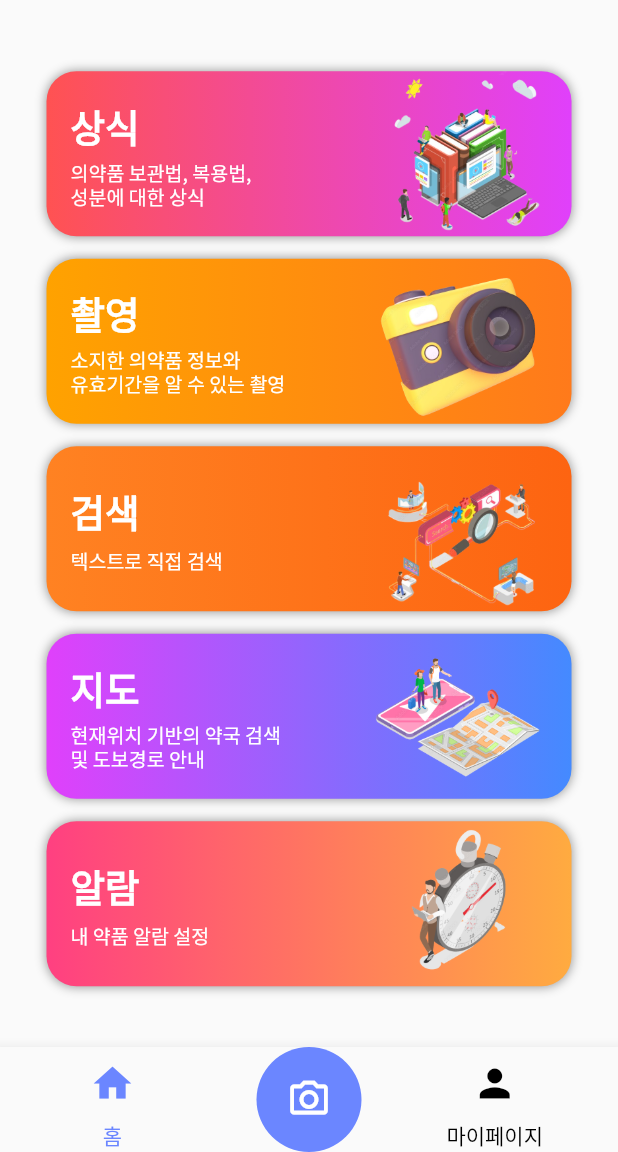
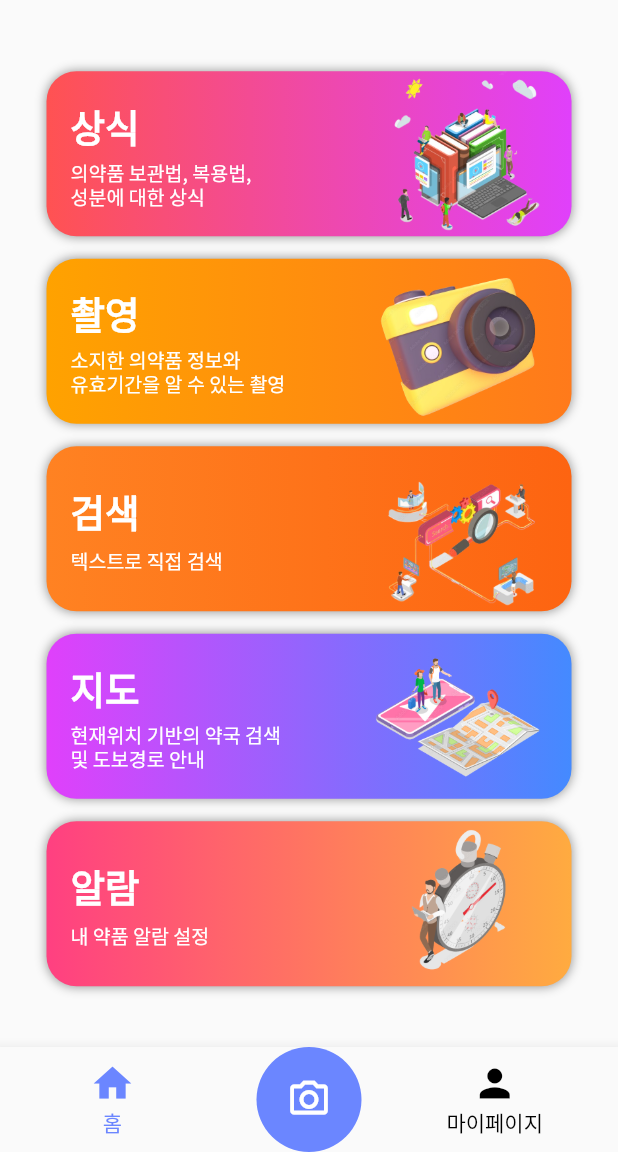
Before and after one commit to GDSC-SWU/2023-Medisight-SolutionChallenge, a Flutter app: the BottomNavi screen opened directly, on a phone screen of 412 x 824 dp, the part 84-1236 px from its top. Run offline on Flutter 3.47's test engine with Material 2 defaults, Android fonts, the phone set to English and light mode, and no system bars; our stand-ins replace assets_audio_player, camera, cloud_firestore, firebase_auth, firebase_core, flutter_tts and 7 more; missing offline and left inert: android_alarm_manager_plus, flutter_beep, flutter_qr_bar_scanner, flutter_ringtone_player, flutter_vibrate, google_mlkit_barcode_scanning; accounts and stored records are empty; statements that could not run were skipped.

Commit message:
MDS-113 fix: Adjust bottom-sided navi buttons

```diff
--- a/medisight/lib/screen/bottom_navi.dart
+++ b/medisight/lib/screen/bottom_navi.dart
@@ -74,7 +74,7 @@ class BottomNaviState extends State<BottomNavi> {
               mainAxisAlignment: MainAxisAlignment.spaceBetween,
               children: <Widget>[
                 Column(
-                  mainAxisAlignment: MainAxisAlignment.center,
+                  mainAxisAlignment: MainAxisAlignment.start,
                   crossAxisAlignment: CrossAxisAlignment.center,
                   children: [
                     IconButton(
@@ -103,13 +103,14 @@ class BottomNaviState extends State<BottomNavi> {
                                     : Color.fromARGB(255, 255, 214, 0))
                                 : (themeMode == ThemeMode.light
                                     ? Colors.black
-                                    : Colors.white)),
+                                    : Colors.white),
+                            height: 0.7),
                       ),
                     ),
                   ],
                 ),
                 Column(
-                  mainAxisAlignment: MainAxisAlignment.center,
+                  mainAxisAlignment: MainAxisAlignment.start,
                   crossAxisAlignment: CrossAxisAlignment.center,
                   children: [
                     IconButton(
@@ -138,7 +139,8 @@ class BottomNaviState extends State<BottomNavi> {
                                     : Color.fromARGB(255, 255, 214, 0))
                                 : (themeMode == ThemeMode.light
                                     ? Colors.black
-                                    : Colors.white)),
+                                    : Colors.white),
+                            height: 0.7),
                       ),
                     ),
                   ],
```
